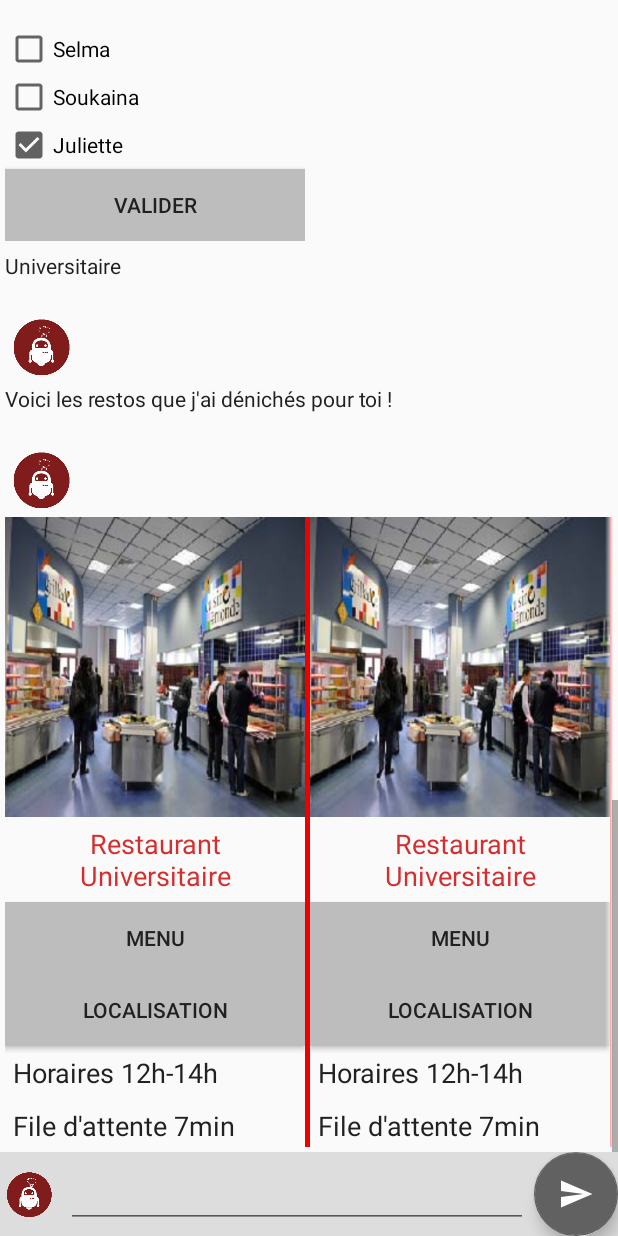
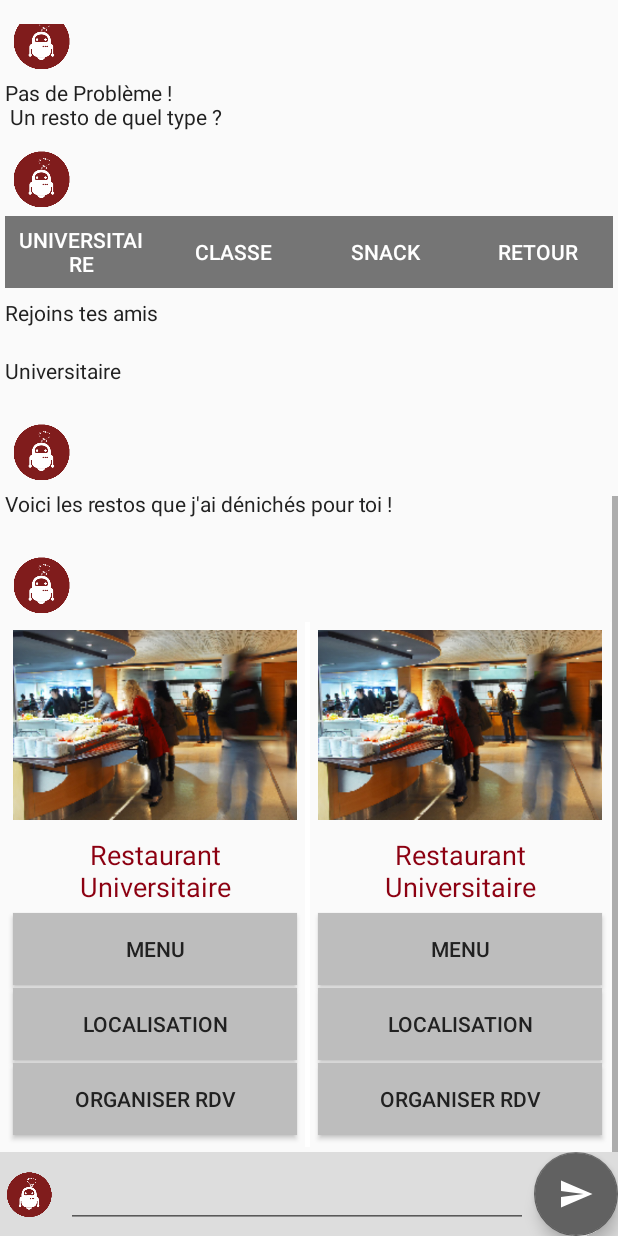
Before and after one commit to Hexag0ne/PtitChef, an Android app: the ChatActivity screen opened directly, with no data from a screen before it, after a tap on "UNIVERSITAIRE", on a phone screen of 412 x 824 dp. Run offline under Robolectric (Android 15) with nearby library versions, the phone set to English and light mode, and no system bars; plain views replace ChatMessageView; 2 other taps on this screen came first.

Commit message:
final version

```diff
--- a/app/src/main/java/insa/com/ptitchef/Adapter/ButtonOnClickListener.java
+++ b/app/src/main/java/insa/com/ptitchef/Adapter/ButtonOnClickListener.java
@@ -1,5 +1,6 @@
 package insa.com.ptitchef.Adapter;
 
+import android.os.AsyncTask;
 import android.view.View;
 
 import insa.com.ptitchef.ChatActivity;
@@ -53,13 +54,30 @@ public class ButtonOnClickListener implements View.OnClickListener {
                 mAdapter.setButtonNames(buttonNames1);
                 mimicOtherMessage("",MessageType.LIST_MESSAGE);
                 break;
-            case "Rejoins tes amis":
+            case "Organiser rdv":
                 mimicOtherMessage("Ok, je m'occupe de tout",MessageType.BOT_MESSAGE);
                 mimicOtherMessage("",MessageType.FRIENDS_MESSAGE);
                 break;
             case "Valider":
                 mimicOtherMessage("Je les ai invités !",MessageType.BOT_MESSAGE);
                 mimicOtherMessage("Je te tiens au courant de leur réponses ;)",MessageType.BOT_MESSAGE);
+                AsyncTask<Void, Void, Void> task = new AsyncTask<Void, Void, Void>() {
+                    @Override
+                    protected Void doInBackground(Void... params) {
+                        try {
+                            Thread.sleep(6000);
+                        } catch (InterruptedException e) {
+                            // pass
+                        }
+                        return null;
+                    }
+
+                    @Override
+                    protected void onPostExecute(Void result) {
+                        mimicOtherMessage("Juliette a accepté votre invitation !",MessageType.BOT_MESSAGE);
+                    }
+                };
+                task.execute((Void[])null);
                 break;
         }
     }
--- a/app/src/main/java/insa/com/ptitchef/Adapter/ChatMessageAdapter.java
+++ b/app/src/main/java/insa/com/ptitchef/Adapter/ChatMessageAdapter.java
@@ -29,9 +29,9 @@ public class ChatMessageAdapter extends ArrayAdapter<ChatMessage> {
             new CustomData(R.drawable.vegetarian, "Végétarien","Entrée: salade","Plat: Bobun au Tofu","Dessert: île flottante"),
     };
     private CustomDataButton[] mCustomDataButton = new CustomDataButton[] {
-            new CustomDataButton(R.drawable.restaurant_universitaire, "Restaurant Universitaire","Horaires 12h-14h","File d'attente 7min"),
-            new CustomDataButton(R.drawable.restaurant_universitaire, "Restaurant Universitaire","Horaires 12h-14h","File d'attente 7min"),
-            new CustomDataButton(R.drawable.restaurant_universitaire, "Restaurant Universitaire","Horaires 12h-14h","File d'attente 7min"),
+            new CustomDataButton(R.drawable.pasted_image, "Restaurant Universitaire","12h-14h | attente 7min","File d'attente 7min"),
+            new CustomDataButton(R.drawable.pasted_image, "Restaurant Universitaire","12h-14h | attente 7min","File d'attente 7min"),
+            new CustomDataButton(R.drawable.pasted_image, "Restaurant Universitaire","12h-14h | attente 7min","File d'attente 7min"),
     };
 
     public String[] getButtonNames() {
--- a/app/src/main/java/insa/com/ptitchef/Adapter/CustomArrayAdapterButton.java
+++ b/app/src/main/java/insa/com/ptitchef/Adapter/CustomArrayAdapterButton.java
@@ -40,7 +40,8 @@ public class CustomArrayAdapterButton extends ArrayAdapter<CustomDataButton> {
                 buttonMenu.setOnClickListener(new ButtonOnClickListener(mAdapter,"Menu"));
                 final Button buttonMap = (Button) convertView.findViewById(R.id.buttonMap);
                 buttonMap.setOnClickListener(new ButtonOnClickListener(mAdapter,"Localisation"));
-                holder.textView2 = (TextView) convertView.findViewById(R.id.textView2);
+                final Button buttonRDV = (Button) convertView.findViewById(R.id.buttonRdv);
+                buttonRDV.setOnClickListener(new ButtonOnClickListener(mAdapter,"Organiser rdv"));
                 holder.textView1= (TextView) convertView.findViewById(R.id.textView1);
                 holder.imageView= (ImageView) convertView.findViewById(R.id.imageView);
                 convertView.setTag(holder);
@@ -53,7 +54,6 @@ public class CustomArrayAdapterButton extends ArrayAdapter<CustomDataButton> {
 
         holder.textViewTitle.setText(getItem(position).getmTextTitle());
         holder.textView1.setText(getItem(position).getmText1());
-        holder.textView2.setText(getItem(position).getmText2());
         holder.imageView.setImageDrawable(getContext().getResources().getDrawable(getItem(position).getMpicId()));
          return convertView;
     }
@@ -62,7 +62,6 @@ public class CustomArrayAdapterButton extends ArrayAdapter<CustomDataButton> {
     private static class Holder {
         public TextView textViewTitle;
         public TextView textView1;
-        public TextView textView2;
         public ImageView imageView;
     }
 }
--- a/app/src/main/res/layout/custom_data_button_view.xml
+++ b/app/src/main/res/layout/custom_data_button_view.xml
@@ -9,7 +9,9 @@
         android:layout_width="match_parent"
         android:layout_height="wrap_content"
         android:id="@+id/imageView"
-        android:adjustViewBounds="true"/>
+        android:adjustViewBounds="true"
+        android:layout_gravity="center"
+        android:padding="5dp"/>
 
     <TextView
         android:id="@+id/textViewTitle"
@@ -19,29 +21,50 @@
         android:padding="5dp"
         android:text="Simple String List"
         android:textSize="18sp"
-        android:textColor="#D32F2F"/>
+        android:textColor="#8C0011"/>
 
     <Button
         android:text="Menu"
         android:layout_width="match_parent"
         android:gravity="center"
-        android:padding="0dp"
+        android:padding="5dp"
         android:id="@+id/buttonMenu"
         android:background="#BDBDBD"
+        android:layout_marginLeft="5dp"
+        android:layout_marginRight="5dp"
+        android:layout_marginBottom="2dp"
         style="@style/Widget.AppCompat.Button"
         android:layout_height="wrap_content"
-        android:elevation="0dp" />
+        android:elevation="0dp"
+        />
 
     <Button
         android:text="Localisation"
         android:layout_width="match_parent"
         android:gravity="center"
-        android:padding="0dp"
+        android:padding="5dp"
         android:id="@+id/buttonMap"
         android:background="#BDBDBD"
         style="@style/Widget.AppCompat.Button"
         android:layout_height="wrap_content"
-        android:elevation="0dp" />
+        android:elevation="0dp"
+        android:layout_marginLeft="5dp"
+        android:layout_marginRight="5dp"
+        android:layout_marginBottom="2dp"/>
+
+    <Button
+        android:text="Organiser rdv"
+        android:layout_width="match_parent"
+        android:gravity="center"
+        android:padding="5dp"
+        android:id="@+id/buttonRdv"
+        android:background="#BDBDBD"
+        style="@style/Widget.AppCompat.Button"
+        android:layout_height="wrap_content"
+        android:elevation="0dp"
+        android:layout_marginLeft="5dp"
+        android:layout_marginRight="5dp"
+        android:layout_marginBottom="2dp"/>
 
     <TextView
         android:id="@+id/textView1"
@@ -52,14 +75,7 @@
         android:textSize="18sp"
         android:textColor="#212121"/>
 
-    <TextView
-        android:id="@+id/textView2"
-        android:layout_width="match_parent"
-        android:layout_height="wrap_content"
-        android:padding="5dp"
-        android:text="Simple String List"
-        android:textSize="18sp"
-        android:textColor="#212121"/>
+
 
 
 </LinearLayout>
--- a/app/src/main/res/layout/custom_data_buttons_view.xml
+++ b/app/src/main/res/layout/custom_data_buttons_view.xml
@@ -36,7 +36,8 @@
                 android:layout_height="wrap_content"
                 android:id="@+id/imageView"
                 android:adjustViewBounds="true"
-                android:src="@drawable/ptitchef_text"/>
+                android:src="@drawable/ptitchef_text"
+                android:layout_gravity="center"/>
 
             <TextView
                 android:id="@+id/textViewTitle"
--- a/app/src/main/res/layout/custom_data_view.xml
+++ b/app/src/main/res/layout/custom_data_view.xml
@@ -9,7 +9,8 @@
         android:layout_width="match_parent"
         android:layout_height="wrap_content"
         android:id="@+id/imageView"
-        android:adjustViewBounds="true"/>
+        android:adjustViewBounds="true"
+        android:padding="5dp"/>
 
     <TextView
         android:id="@+id/textViewTitle"
@@ -19,7 +20,7 @@
         android:padding="5dp"
         android:text="Simple String List"
         android:textSize="18sp"
-        android:textColor="#D32F2F"/>
+        android:textColor="#8C0011"/>
 
     <TextView
         android:id="@+id/textView1"
--- a/app/src/main/res/layout/item_slider_message.xml
+++ b/app/src/main/res/layout/item_slider_message.xml
@@ -37,8 +37,8 @@
                 <com.meetme.android.horizontallistview.HorizontalListView
                     android:id="@+id/hlvCustomListWithDividerAndFadingEdge"
                     android:layout_width="match_parent"
-                    android:layout_height="420dp"
-                    android:divider="#e00"
+                    android:layout_height="350dp"
+                    android:divider="#ffffff"
                     android:fadingEdgeLength="5dp"
                     android:requiresFadingEdge="horizontal"
                     widget:dividerWidth="3dp" />
```
Also changed, not shown: app/src/main/java/insa/com/ptitchef/SplashActivity.java (indentation only), app/src/main/res/drawable/pasted_image.png (added).
